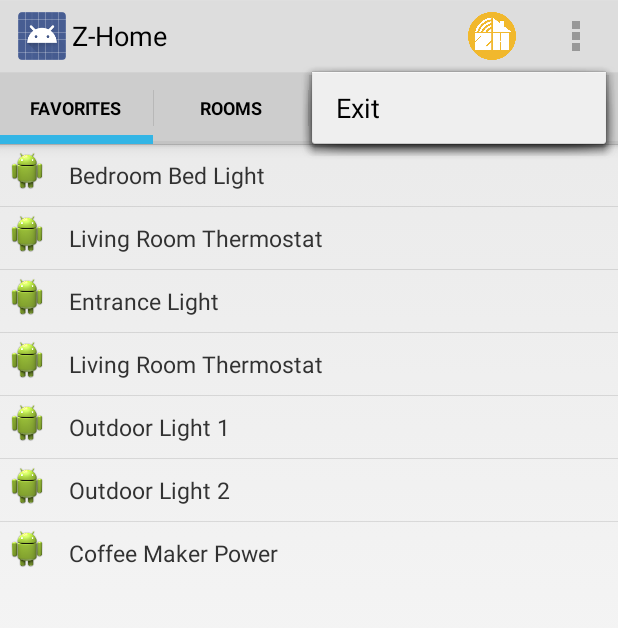
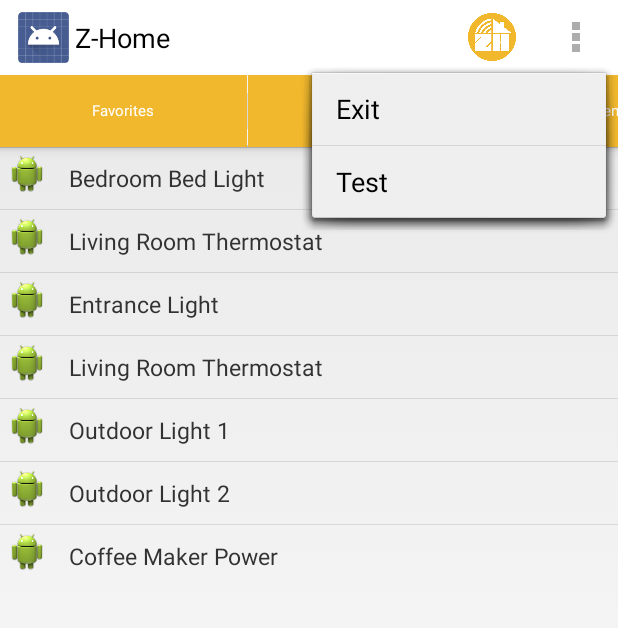
Before and after one commit to Z-Home/capstone, an Android app: the screen it shows after launch (MainActivity), with the options menu open, on a phone screen of 412 x 824 dp. Shown: the top 628 px of the screen. Run offline under Robolectric (Android 15) with nearby library versions, the phone set to English and light mode, and no system bars.

Commit message:
Colors of tab bar changed. Started using git on Android Studio. Trying to resolve conflicts with Ben's last merge.

```diff
--- a/app/build.gradle
+++ b/app/build.gradle
@@ -6,7 +6,7 @@ android {
 
     defaultConfig {
         applicationId "com.example.vegie.z_home"
-        minSdkVersion 11
+        minSdkVersion 14
         targetSdkVersion 20
         versionCode 1
         versionName "1.0"
--- a/app/src/main/java/com/example/vegie/z_home/MainActivity.java
+++ b/app/src/main/java/com/example/vegie/z_home/MainActivity.java
@@ -7,12 +7,13 @@ import android.app.Fragment;
 import android.os.Bundle;
 import android.view.Menu;
 import android.view.MenuItem;
+import android.content.Intent;
 
 
 public class MainActivity extends Activity {
 
     // Declare Tab Variables
-    ActionBar.Tab Tab1, Tab2, Tab3, Tab4;
+    ActionBar.Tab Tab1, Tab2, Tab3, Tab4, Tab5;
     Fragment fragmentTab1 = new FavoritesTab();
     Fragment fragmentTab2 = new RoomsTab();
     Fragment fragmentTab3 = new ScenariosTab();
@@ -32,7 +33,7 @@ public class MainActivity extends Activity {
         // Set Tab Icon and Titles
         //Tab1 = actionBar.newTab().setIcon(R.drawable.tab1);//ICON
         Tab1 = actionBar.newTab().setText("Favorites");
-        Tab2 = actionBar.newTab().setText("Rooms");
+        Tab2 = actionBar.newTab().setIcon(R.drawable.rooms);
         Tab3 = actionBar.newTab().setText("Scenarios");
         Tab4 = actionBar.newTab().setText("Summary");
 
@@ -75,7 +76,11 @@ public class MainActivity extends Activity {
         } else if (id == R.id.exit_the_app) {
             finish();
             return true;
+        } else if (id == R.id.go_to_test){
+            Intent intent = new Intent(this, TestActivity.class);
+            startActivity(intent);
         }
+
 
         return super.onOptionsItemSelected(item);
     }
--- a/app/src/main/res/layout/activity_rooms.xml
+++ b/app/src/main/res/layout/activity_rooms.xml
@@ -4,11 +4,11 @@
     android:layout_height="match_parent"
     android:background="#ff7cff76">
 
-    <TextView
+    <ImageView
         android:layout_width="wrap_content"
         android:layout_height="wrap_content"
         android:layout_centerHorizontal="true"
         android:layout_centerVertical="true"
-        android:text="Fragment2" />
+        android:src="@drawable/logo" />
 
 </RelativeLayout>
--- a/app/src/main/res/layout/favorites_row_layout.xml
+++ b/app/src/main/res/layout/favorites_row_layout.xml
@@ -10,7 +10,7 @@
         android:layout_height="25dp"
         android:layout_margin="5dp"
         android:id="@+id/favoritesImageView"
-        android:src="@drawable/ic_launcher"
+        android:src="@drawable/rooms"
         />
 
     <TextView
--- a/app/src/main/res/menu/main.xml
+++ b/app/src/main/res/menu/main.xml
@@ -15,4 +15,12 @@
         android:orderInCategory="101"
         android:icon="@drawable/ic_launcher"
         />
+
+    <item android:id="@+id/go_to_test"
+        android:title="@string/options_test_text"
+        android:showAsAction="never"
+        android:orderInCategory="102"
+        android:icon="@drawable/ic_launcher"
+        />
+
 </menu>
--- a/app/src/main/res/values/strings.xml
+++ b/app/src/main/res/values/strings.xml
@@ -8,5 +8,6 @@
     <string name="title_activity_my_activity3">MyActivity3</string>
     <string name="title_activity_favorites">Favorites</string>
     <string name="options_exit_text">Exit</string>
+    <string name="options_test_text">Test</string>
 
 </resources>
--- a/app/src/main/res/values/styles.xml
+++ b/app/src/main/res/values/styles.xml
@@ -6,7 +6,26 @@
     </style>
 
     <style name="AppTheme" parent="AppBaseTheme">
+        <item name="android:actionBarStyle">@style/CustomActionBarStyle</item>
+<item name="android:actionBarTabStyle">@style/CustomTabStyle</item>
+        <item name="android:actionBarTabTextStyle">@style/CustomTabTextStyle</item>
 
     </style>
 
+    <style name="CustomTabTextStyle" parent="@android:style/Theme.Holo.Light">
+        <item name="android:textColor">#ffffff</item>
+        <item name="android:textSize">10sp</item>
+    </style>
+
+    <style name="CustomActionBarStyle" parent="@android:style/Widget.Holo.Light.ActionBar">
+        <item name="android:background">#ffffff</item>
+        <item name="android:height">50dip</item>
+
+    </style>
+
+    <style name="CustomTabStyle" parent="@android:style/Widget.Holo.Light.ActionBar.TabView">
+        <item name="android:background">#F1B82D</item>
+        <item name="android:width">40dip</item>
+    </style>
+
 </resources>
```
Also changed, not shown: app/src/main/AndroidManifest.xml (+8 -0 lines), app/src/main/res/drawable/ab_background_textured_miztheme.xml (added, +21 -0 lines), app/src/main/res/drawable/btn_cab_done_miztheme.xml (added, +27 -0 lines), app/src/main/res/drawable/progress_horizontal_miztheme.xml (added, +35 -0 lines), app/src/main/res/drawable/selectable_background_miztheme.xml (added, +25 -0 lines), app/src/main/res/drawable/spinner_background_ab_miztheme.xml (added, +28 -0 lines), app/src/main/res/drawable/tab_indicator_ab_miztheme.xml (added, +37 -0 lines).
